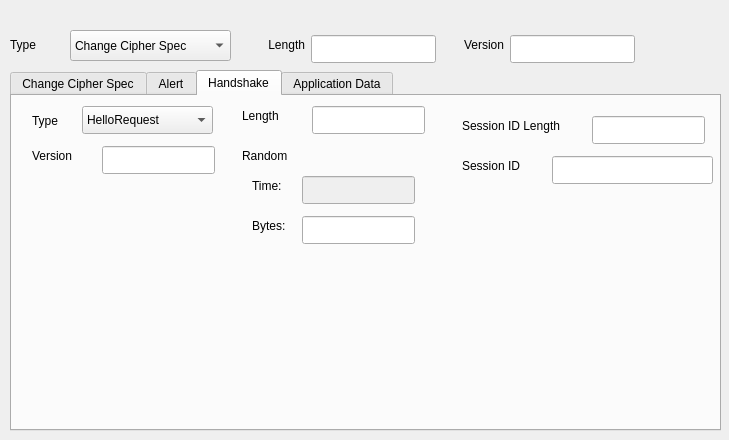
karthikbhata97/ostinato, file common/ssl.ui: the form before one commit.
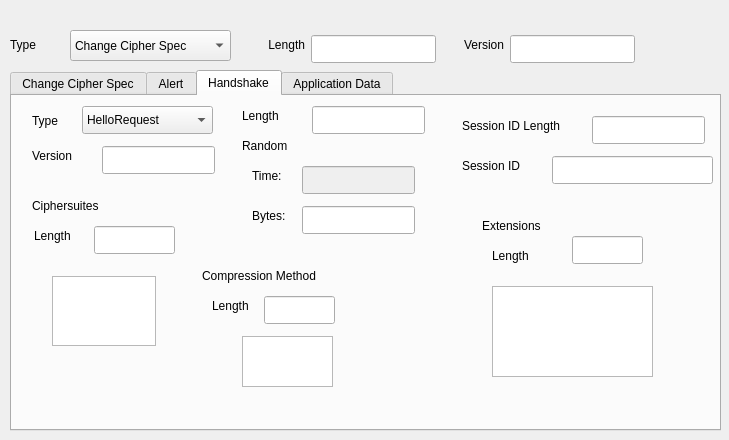
The form after the commit.

Commit message: ciphersuite, extension, compression method len

```diff
--- a/common/ssl.ui
+++ b/common/ssl.ui
@@ -341,7 +341,7 @@
      <property name="geometry">
       <rect>
        <x>230</x>
-       <y>50</y>
+       <y>40</y>
        <width>191</width>
        <height>111</height>
       </rect>
@@ -455,6 +455,174 @@
       <string>Session ID</string>
      </property>
     </widget>
+    <widget class="QWidget" name="wCipher" native="true">
+     <property name="geometry">
+      <rect>
+       <x>10</x>
+       <y>100</y>
+       <width>161</width>
+       <height>191</height>
+      </rect>
+     </property>
+     <widget class="QLabel" name="label_13">
+      <property name="geometry">
+       <rect>
+        <x>10</x>
+        <y>0</y>
+        <width>91</width>
+        <height>20</height>
+       </rect>
+      </property>
+      <property name="text">
+       <string>Ciphersuites</string>
+      </property>
+     </widget>
+     <widget class="QLineEdit" name="leCipherSuitesLen">
+      <property name="geometry">
+       <rect>
+        <x>72</x>
+        <y>30</y>
+        <width>81</width>
+        <height>28</height>
+       </rect>
+      </property>
+     </widget>
+     <widget class="QLabel" name="label_14">
+      <property name="geometry">
+       <rect>
+        <x>12</x>
+        <y>30</y>
+        <width>61</width>
+        <height>20</height>
+       </rect>
+      </property>
+      <property name="text">
+       <string>Length</string>
+      </property>
+     </widget>
+     <widget class="QTextEdit" name="teCipherSuites">
+      <property name="geometry">
+       <rect>
+        <x>30</x>
+        <y>80</y>
+        <width>104</width>
+        <height>70</height>
+       </rect>
+      </property>
+     </widget>
+    </widget>
+    <widget class="QWidget" name="wCompression" native="true">
+     <property name="geometry">
+      <rect>
+       <x>190</x>
+       <y>170</y>
+       <width>151</width>
+       <height>121</height>
+      </rect>
+     </property>
+     <widget class="QLabel" name="label_15">
+      <property name="geometry">
+       <rect>
+        <x>0</x>
+        <y>0</y>
+        <width>141</width>
+        <height>20</height>
+       </rect>
+      </property>
+      <property name="text">
+       <string>Compression Method</string>
+      </property>
+     </widget>
+     <widget class="QLineEdit" name="leCompressionLength">
+      <property name="geometry">
+       <rect>
+        <x>62</x>
+        <y>30</y>
+        <width>71</width>
+        <height>28</height>
+       </rect>
+      </property>
+     </widget>
+     <widget class="QLabel" name="label_16">
+      <property name="geometry">
+       <rect>
+        <x>10</x>
+        <y>30</y>
+        <width>63</width>
+        <height>20</height>
+       </rect>
+      </property>
+      <property name="text">
+       <string>Length</string>
+      </property>
+     </widget>
+     <widget class="QTextEdit" name="textEdit">
+      <property name="geometry">
+       <rect>
+        <x>40</x>
+        <y>70</y>
+        <width>91</width>
+        <height>51</height>
+       </rect>
+      </property>
+     </widget>
+    </widget>
+    <widget class="QWidget" name="wExtension" native="true">
+     <property name="geometry">
+      <rect>
+       <x>460</x>
+       <y>110</y>
+       <width>211</width>
+       <height>181</height>
+      </rect>
+     </property>
+     <widget class="QLabel" name="label_17">
+      <property name="geometry">
+       <rect>
+        <x>10</x>
+        <y>10</y>
+        <width>111</width>
+        <height>20</height>
+       </rect>
+      </property>
+      <property name="text">
+       <string>Extensions</string>
+      </property>
+     </widget>
+     <widget class="QLineEdit" name="leExtensionsLen">
+      <property name="geometry">
+       <rect>
+        <x>100</x>
+        <y>30</y>
+        <width>71</width>
+        <height>28</height>
+       </rect>
+      </property>
+     </widget>
+     <widget class="QLabel" name="label_18">
+      <property name="geometry">
+       <rect>
+        <x>20</x>
+        <y>40</y>
+        <width>63</width>
+        <height>20</height>
+       </rect>
+      </property>
+      <property name="text">
+       <string>Length</string>
+      </property>
+     </widget>
+     <widget class="QTextEdit" name="textEdit_2">
+      <property name="geometry">
+       <rect>
+        <x>20</x>
+        <y>80</y>
+        <width>161</width>
+        <height>91</height>
+       </rect>
+      </property>
+     </widget>
+    </widget>
    </widget>
    <widget class="QWidget" name="tabApplicationData">
     <attribute name="title">
```
Left out of the diff: 2 changed lines with no effect on the pictures. The commit also changes 2 other files.
